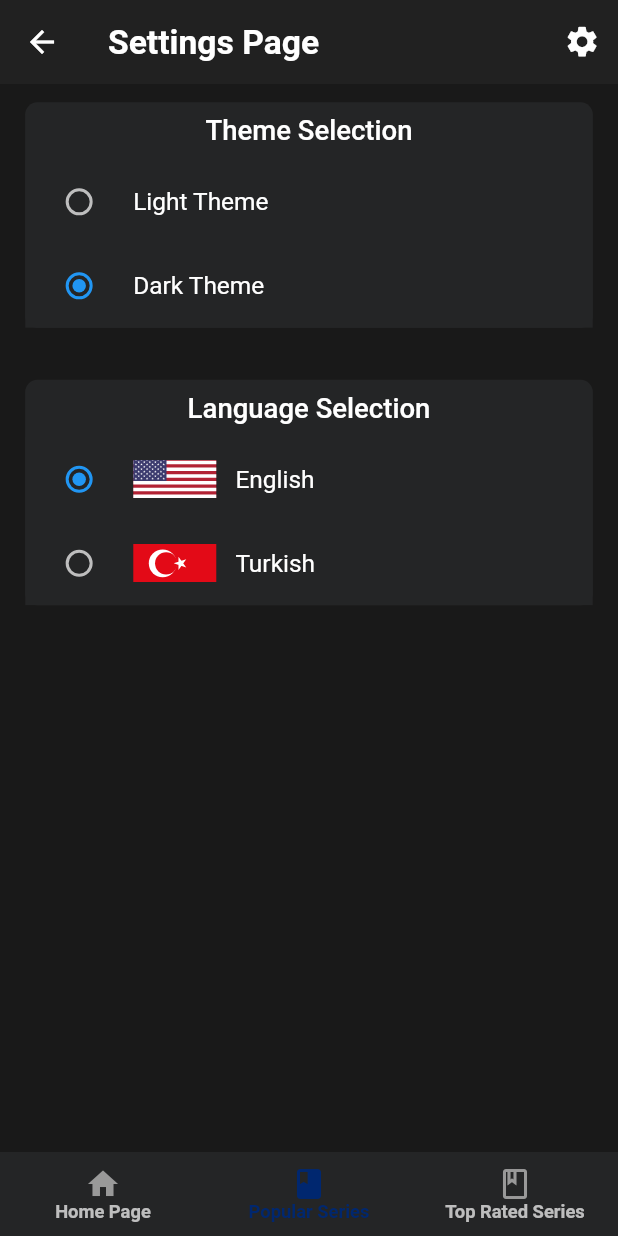
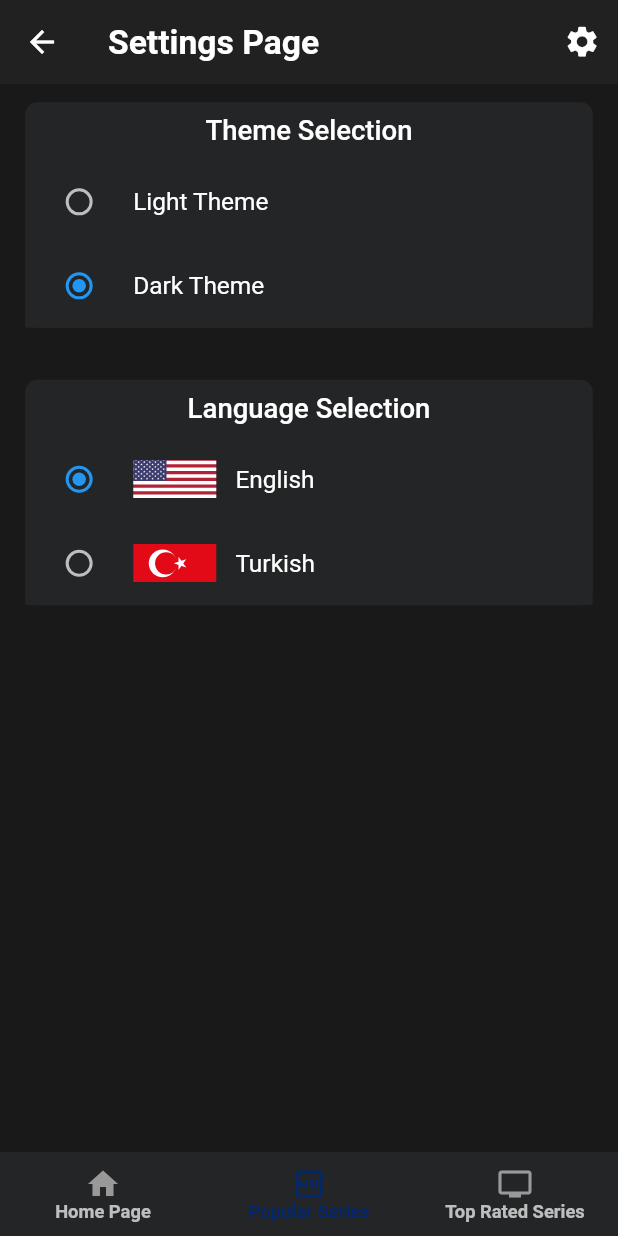
Before and after one commit to YunusCag/tv_app, a Flutter app: the MainHostPage screen opened by its route, after a tap on "View All", after a tap on the "settings" icon, on a phone screen of 412 x 824 dp. Run offline on Flutter 3.47's test engine with Material 2 defaults, Android fonts, the phone set to English and light mode, and no system bars; our stand-ins replace cached_network_image, dio, equatable, flutter_screenutil, flutter_svg, font_awesome_flutter and 9 more; missing offline and left inert: flutter_card_swipper; accounts and stored records are empty; generated files the repository leaves out were written again; network calls fail.

Commit message:
settings page updated.

```diff
--- a/lib/view/common/components/animation/slide_transition_container.dart
+++ b/lib/view/common/components/animation/slide_transition_container.dart
@@ -29,11 +29,13 @@ class _SlideTransitionContainerState extends State<SlideTransitionContainer>
   bool isVisible = true;
 
   @override
-  void initState() {
+  void initState(){
     animController = AnimationController(
       duration: widget.duration,
       vsync: this,
-    )..forward();
+    );
+
+
     offsetAnimation = Tween<Offset>(
       begin: widget.begin,
       end: widget.end,
@@ -41,6 +43,8 @@ class _SlideTransitionContainerState extends State<SlideTransitionContainer>
       parent: animController,
       curve: widget.curve,
     ));
+    animController.forward();
+
     super.initState();
   }
 
--- a/lib/view/common/view/main_host_page.dart
+++ b/lib/view/common/view/main_host_page.dart
@@ -42,7 +42,8 @@ class MainHostPage extends GetView<MainController> {
             ),
           ],
         ),
-        body: Navigator(
+        body: SizedBox.expand(
+          child: Navigator(
             key: controller.mainNavigation,
             initialRoute: '/',
             onGenerateRoute: (settings) {
@@ -87,9 +88,10 @@ class MainHostPage extends GetView<MainController> {
                     child: child,
                   );
                 },
-              transitionDuration: const Duration(milliseconds: 500),
+                transitionDuration: const Duration(milliseconds: 300),
               );
             },
+          ),
         ),
         bottomNavigationBar: GetBuilder<MainController>(
           init: controller,
@@ -108,13 +110,13 @@ class MainHostPage extends GetView<MainController> {
               ),
               BottomNavigationBarItem(
                 icon: Icon(
-                  Icons.book,
+                  Icons.hd_outlined,
                 ),
                 label: LocalizationKeys.POPULAR_APP_BAR_TITLE.tr,
               ),
               BottomNavigationBarItem(
                 icon: Icon(
-                  Icons.book_outlined,
+                  Icons.tv_outlined,
                 ),
                 label: LocalizationKeys.TOP_RATED_APP_BAR_TITLE.tr,
               ),
--- a/lib/view/setting/view/settings_page.dart
+++ b/lib/view/setting/view/settings_page.dart
@@ -14,7 +14,9 @@ class SettingsPage extends StatelessWidget {
 
   @override
   Widget build(BuildContext context) {
-    return Container(
+    return SizedBox.expand(
+      child: Container(
+        color: Theme.of(context).scaffoldBackgroundColor,
         child: GetBuilder<SettingsPageController>(
           id: SettingsPageController.SETTINGS_PAGE_OBSERVE_ID,
           init: controller,
@@ -31,6 +33,7 @@ class SettingsPage extends StatelessWidget {
             );
           },
         ),
+      ),
     );
   }
 
@@ -38,7 +41,8 @@ class SettingsPage extends StatelessWidget {
     return Padding(
       padding: EdgeInsets.symmetric(vertical: 12.h, horizontal: 16.w),
       child: SlideTransitionContainer(
-        begin: Offset(-1, 0),
+        begin: Offset(0, -1),
+        duration: Duration(milliseconds: 500),
         child: Material(
           color: Theme.of(context).cardColor,
           elevation: 5,
@@ -103,7 +107,8 @@ class SettingsPage extends StatelessWidget {
     return Padding(
       padding: EdgeInsets.symmetric(vertical: 12.h, horizontal: 16.w),
       child: SlideTransitionContainer(
-        begin: Offset(-1, 0),
+        begin: Offset(0, 1),
+        duration: Duration(milliseconds: 500),
         child: Material(
           color: Theme.of(context).cardColor,
           elevation: 5,
```
Lines whose indentation alone changed are shown as unchanged.
